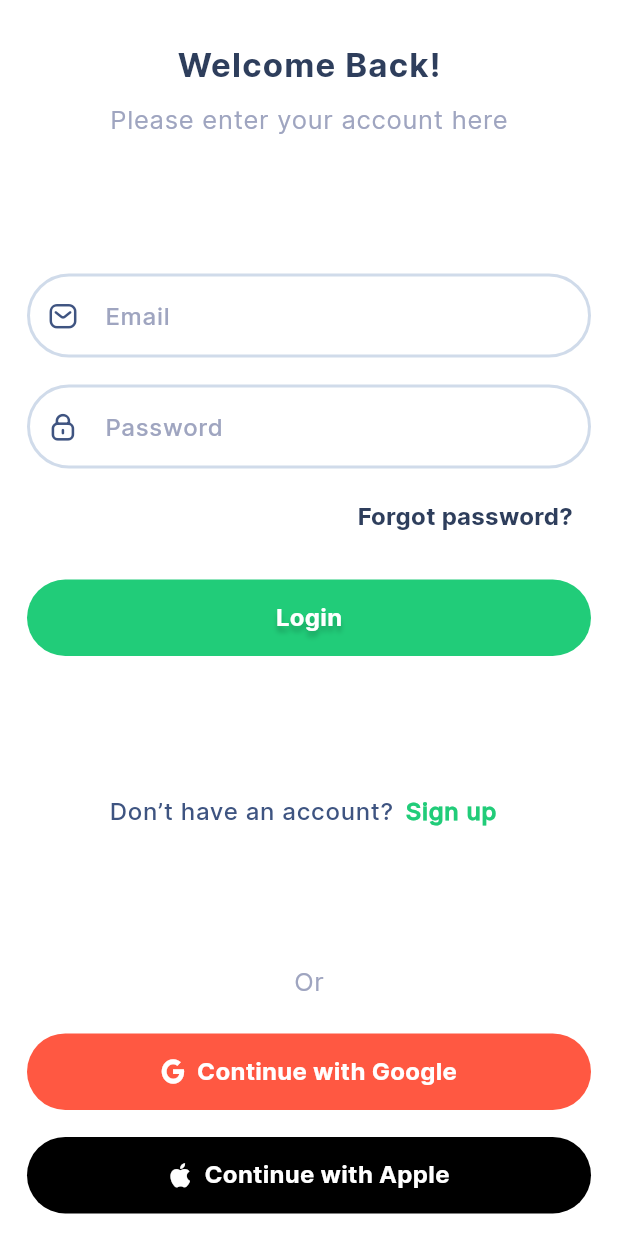
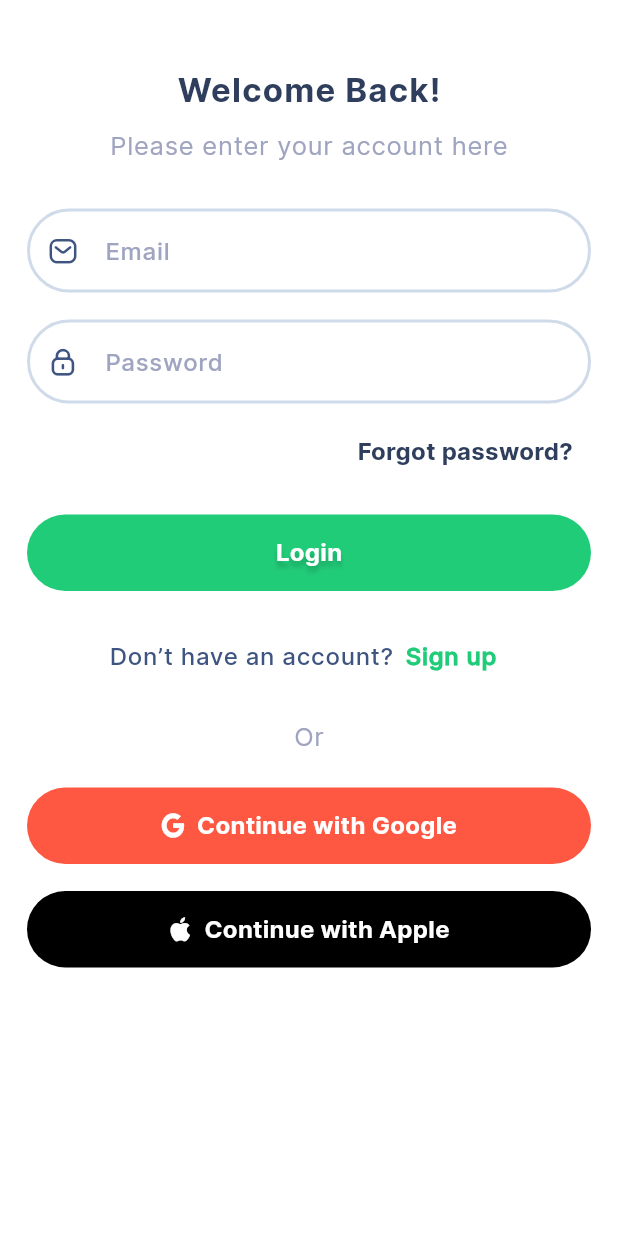
Before and after one commit to didierganthier/cook-snap, a Flutter app: the screen it shows after launch, on a phone screen of 412 x 824 dp. Run offline on Flutter 3.47's test engine with Material 3 defaults, Android fonts, the light colour scheme and no system bars; our stand-ins replace flutter_dotenv, google_sign_in, sign_in_with_apple, supabase_flutter; accounts and stored records are empty.

Commit message:
Fix spacing issue

```diff
--- a/lib/app/ui/screens/login/login_page.dart
+++ b/lib/app/ui/screens/login/login_page.dart
@@ -11,14 +11,16 @@ class LoginPage extends StatelessWidget {
   @override
   Widget build(BuildContext context) {
     final LoginPageConstants cms = LoginPageConstants.getConstants();
-    return Scaffold(
+    return SafeArea(
+      child: Scaffold(
         resizeToAvoidBottomInset: false,
         body: Center(
           child: Padding(
             padding: const EdgeInsets.symmetric(horizontal: 18.0),
             child: Column(
-            mainAxisAlignment: MainAxisAlignment.spaceAround,
+              mainAxisAlignment: MainAxisAlignment.start,
               children: [
+                const SizedBox(height: 32),
                 LoginHeader(cms: cms),
                 const SizedBox(height: 32),
                 EmailPasswordForm(cms: cms),
@@ -30,6 +32,7 @@ class LoginPage extends StatelessWidget {
             ),
           ),
         ),
+      ),
     );
   }
 }
--- a/lib/app/ui/screens/signup/signup_page.dart
+++ b/lib/app/ui/screens/signup/signup_page.dart
@@ -1,6 +1,7 @@
-import 'package:cook_snap/app/constants/app_constants.dart';
 import 'package:cook_snap/app/constants/constant_classes/signup_page_constants.dart';
 import 'package:cook_snap/app/ui/widgets/page_specific/signup_page/email_password_form.dart';
+import 'package:cook_snap/app/ui/widgets/page_specific/signup_page/signup_header.dart';
+import 'package:cook_snap/app/ui/widgets/page_specific/signup_page/social_signup_options.dart';
 import 'package:flutter/material.dart';
 
 class SignUpPage extends StatelessWidget {
@@ -15,7 +16,7 @@ class SignUpPage extends StatelessWidget {
         child: Padding(
           padding: const EdgeInsets.symmetric(horizontal: 18.0),
           child: Column(
-            mainAxisAlignment: MainAxisAlignment.spaceAround,
+            mainAxisAlignment: MainAxisAlignment.start,
             children: [
               SignUpHeader(cms: cms),
               const SizedBox(height: 32),
```
Also changed, not shown: lib/app/constants/constant_classes/signup_page_constants.dart (+9 -0 lines), lib/app/ui/widgets/page_specific/login_page/login_header.dart (+8 -2 lines), lib/app/ui/widgets/page_specific/signup_page/social_signup_options.dart (added, +38 -0 lines), pubspec.lock, 2 other files. Lines whose indentation alone changed are shown as unchanged.
